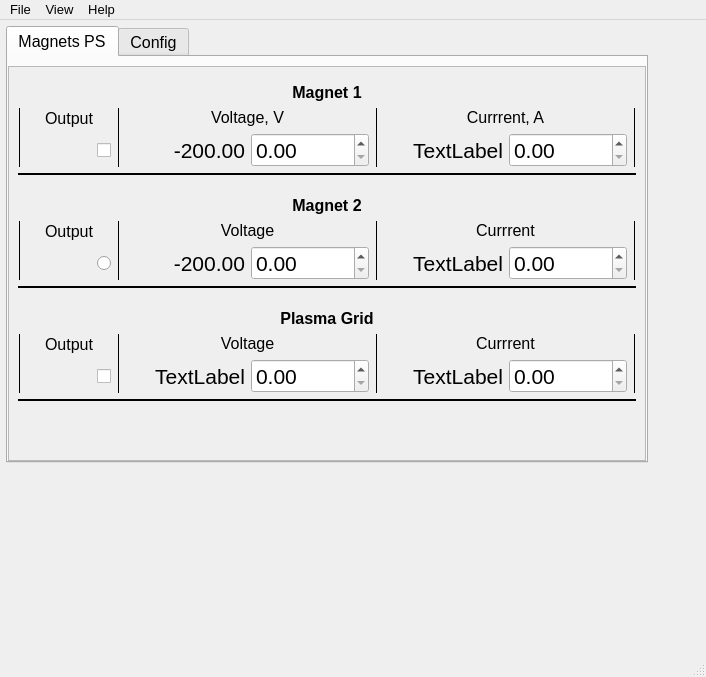
Before: the Qt Designer form Magnets_UI.ui in salinsalins/TDKLambda, drawn with Qt 5.
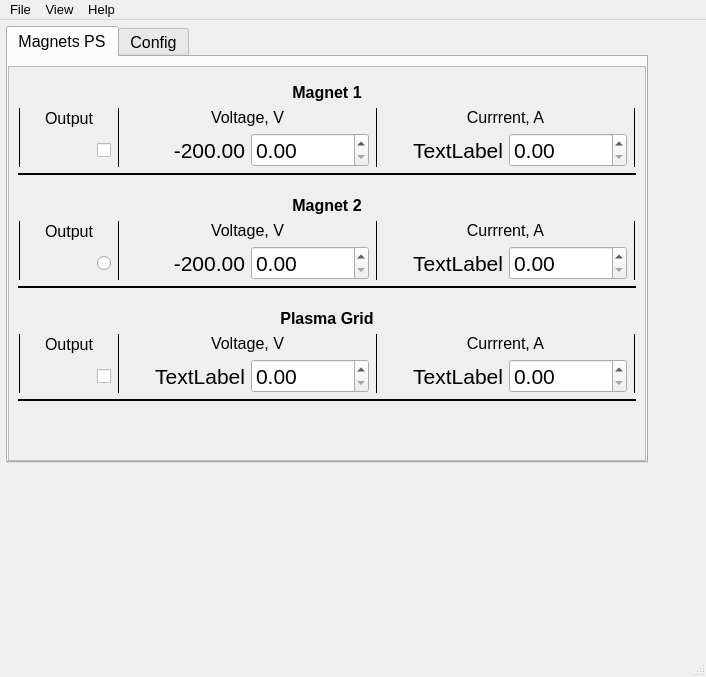
After: the same form once the commit is applied. Icons and pictures are not drawn.

Patch:
```diff
--- a/Magnets_UI.ui
+++ b/Magnets_UI.ui
@@ -1123,7 +1123,7 @@
                            </sizepolicy>
                           </property>
                           <property name="text">
-                           <string>Voltage</string>
+                           <string>Voltage, V</string>
                           </property>
                           <property name="alignment">
                            <set>Qt::AlignCenter</set>
@@ -1281,7 +1281,7 @@
                            </sizepolicy>
                           </property>
                           <property name="text">
-                           <string>Currrent</string>
+                           <string>Currrent, A</string>
                           </property>
                           <property name="alignment">
                            <set>Qt::AlignCenter</set>
@@ -1757,7 +1757,7 @@
                            </sizepolicy>
                           </property>
                           <property name="text">
-                           <string>Voltage</string>
+                           <string>Voltage, V</string>
                           </property>
                           <property name="alignment">
                            <set>Qt::AlignCenter</set>
@@ -1927,7 +1927,7 @@
                            </sizepolicy>
                           </property>
                           <property name="text">
-                           <string>Currrent</string>
+                           <string>Currrent, A</string>
                           </property>
                           <property name="alignment">
                            <set>Qt::AlignCenter</set>
```
